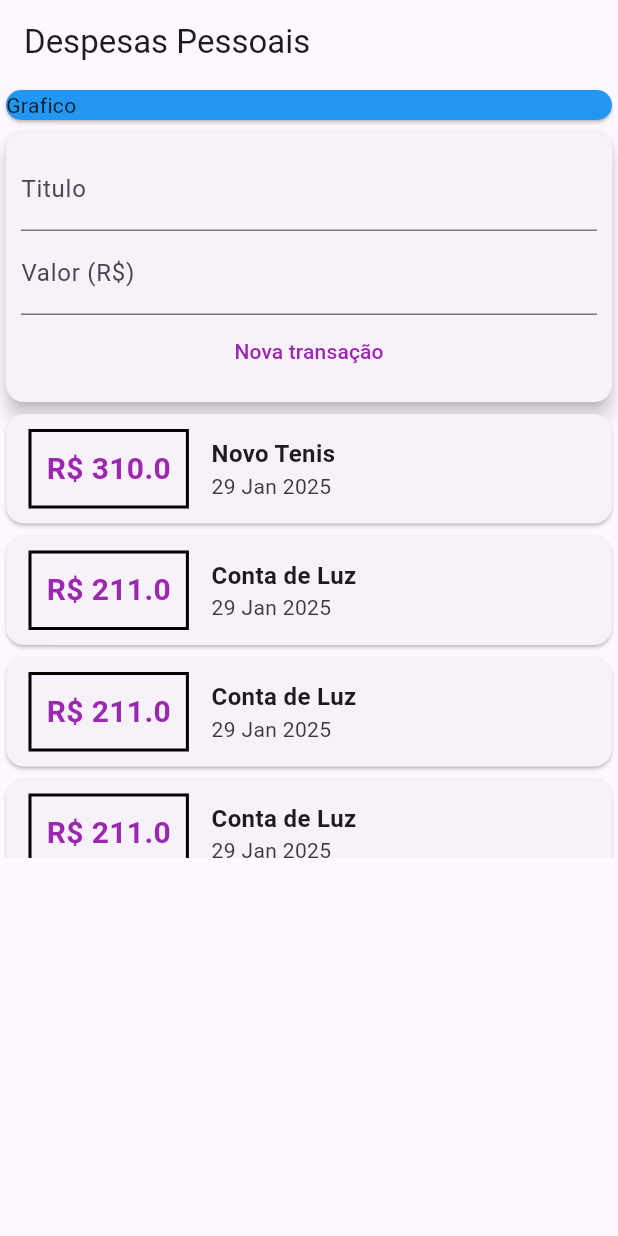
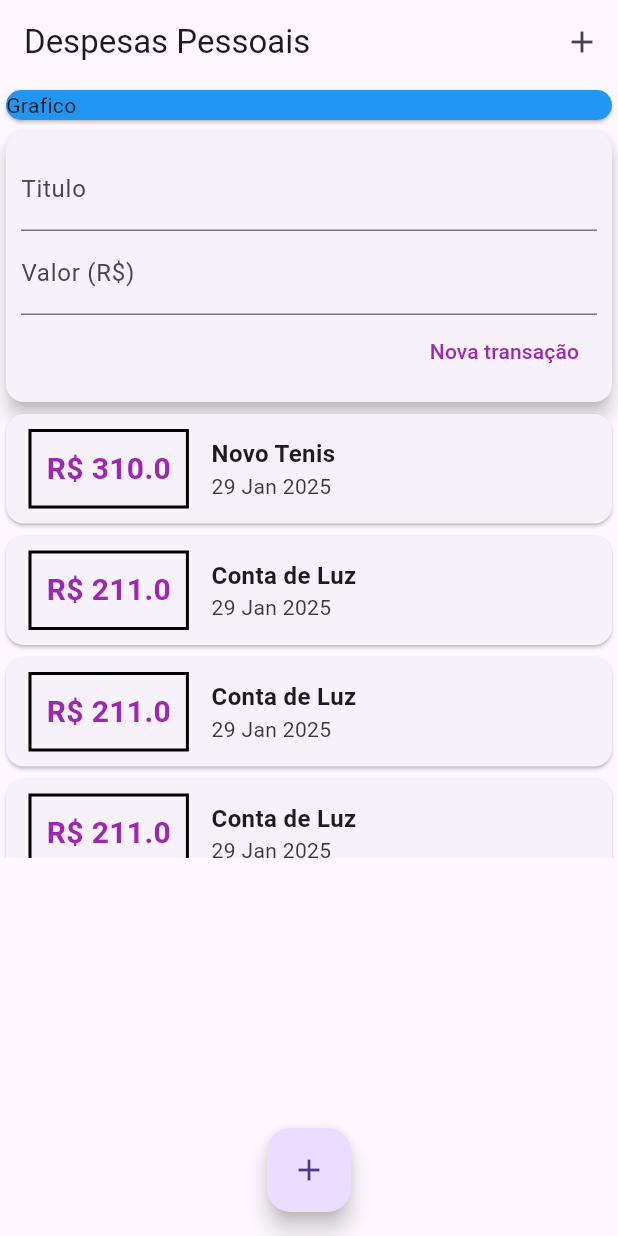
Before and after one commit to LucasLimaAmaral/Expenses_dart, a Flutter app: the screen it shows after launch, after a tap on "Nova transação", on a phone screen of 412 x 824 dp. Run offline on Flutter 3.47's test engine with Material 3 defaults, Android fonts, the phone set to English and light mode, and no system bars.

Commit message:
adicionando botoes

```diff
--- a/lib/components/transaction_form.dart
+++ b/lib/components/transaction_form.dart
@@ -7,6 +7,19 @@ class TransactionForm extends StatelessWidget {
   final void Function (String, double) onSubmit;
 
   TransactionForm(this.onSubmit, {super.key});
+
+  _submitForm() {
+
+    final title = titleController.text;
+    final value = double.tryParse(valueController.text) ?? 0.0;
+
+    if(title.isEmpty || value <= 0){
+      return;
+    }
+
+    onSubmit(title, value);
+
+  }
 
   @override
   Widget build(BuildContext context) {
@@ -18,26 +31,30 @@ class TransactionForm extends StatelessWidget {
           children: [
             TextField(
               controller: titleController,
+              onSubmitted: (_) => _submitForm(),
               decoration: InputDecoration(
                 labelText: 'Titulo',
               ),
             ),
             TextField(
               controller: valueController,
+              keyboardType: TextInputType.numberWithOptions(decimal: true),
+              onSubmitted: (_) => _submitForm(),
               decoration: InputDecoration(
                 labelText: 'Valor (R\$)',
               ),
             ),
-            TextButton(
-              onPressed: () {
-                final title = titleController.text;
-                final value = double.tryParse(valueController.text) ?? 0.0;
-                onSubmit(title, value);
-              },
-              child: Text(
-                'Nova transação',
-                style: TextStyle(color: Colors.purple),
-              ),
+            Row(
+              mainAxisAlignment: MainAxisAlignment.end,
+              children: [
+                TextButton(
+                  onPressed: _submitForm,
+                  child: Text(
+                    'Nova transação',
+                    style: TextStyle(color: Colors.purple),
+                  ),
+                ),
+              ],
             )
           ],
         ),
--- a/lib/main.dart
+++ b/lib/main.dart
@@ -21,6 +21,9 @@ class MyHomePage extends StatelessWidget {
     return Scaffold(
         appBar: AppBar(
           title: Text('Despesas Pessoais'),
+          actions: [
+            IconButton(onPressed: () {}, icon:Icon(Icons.add) )
+          ],
         ),
         body: SingleChildScrollView(
           child: Column(
@@ -35,6 +38,12 @@ class MyHomePage extends StatelessWidget {
               TransactionUser()
             ],
           ),
-        ));
+        ),
+        floatingActionButton: FloatingActionButton(
+          child: Icon(Icons.add),
+          onPressed: () {}
+        ),
+        floatingActionButtonLocation: FloatingActionButtonLocation.centerFloat,
+      );
   }
 }
```
